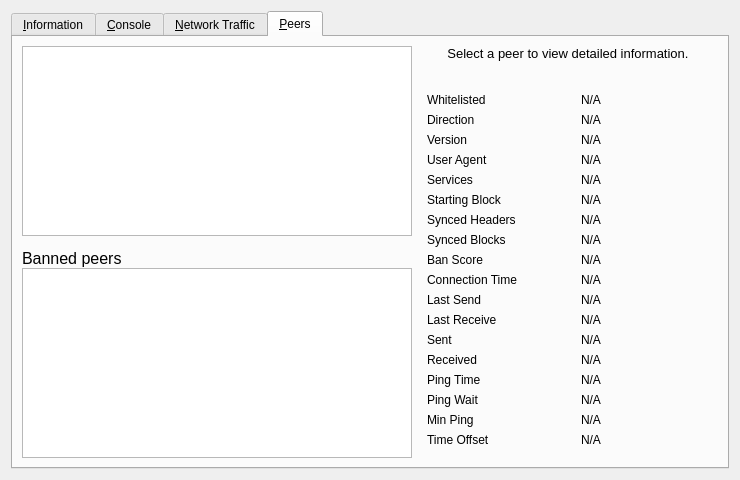
Before: the Qt Designer form src/qt/forms/debugwindow.ui in pocketnetteam/pocketnet.core, drawn with Qt 5.
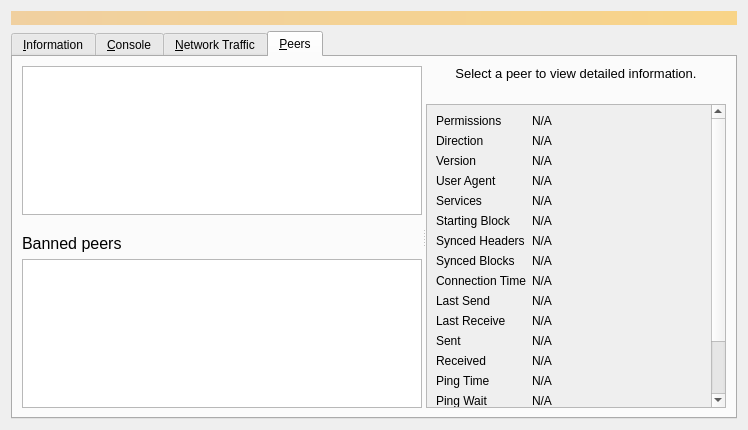
After: the same form once the commit is applied. The open tabs and pages were chosen to show the change. Icons and pictures are not drawn. Custom widgets are drawn as their Qt base class.

What changed in the file:
```diff
--- a/src/qt/forms/debugwindow.ui
+++ b/src/qt/forms/debugwindow.ui
@@ -14,6 +14,25 @@
    <string>Debug window</string>
   </property>
   <layout class="QVBoxLayout" name="verticalLayout_2">
+   <item>
+    <widget class="QLabel" name="label_alerts">
+     <property name="visible">
+      <bool>false</bool>
+     </property>
+     <property name="styleSheet">
+      <string notr="true">QLabel { background-color: qlineargradient(x1: 0, y1: 0, x2: 1, y2: 0, stop:0 #F0D0A0, stop:1 #F8D488); color:#000000; }</string>
+     </property>
+     <property name="wordWrap">
+      <bool>true</bool>
+     </property>
+     <property name="margin">
+      <number>3</number>
+     </property>
+     <property name="textInteractionFlags">
+      <set>Qt::TextSelectableByMouse</set>
+     </property>
+    </widget>
+   </item>
    <item>
     <widget class="QTabWidget" name="tabWidget">
      <property name="currentIndex">
@@ -864,17 +883,31 @@
       <attribute name="title">
        <string>&amp;Peers</string>
       </attribute>
-      <layout class="QGridLayout" name="gridLayout_2">
-       <item row="0" column="0" rowspan="2">
-        <layout class="QVBoxLayout" name="verticalLayout_101">
-         <property name="spacing">
-          <number>0</number>
+      <layout class="QVBoxLayout" name="verticalLayout_6">
+       <item>
+        <widget class="QSplitter" name="splitter">
+         <property name="orientation">
+          <enum>Qt::Horizontal</enum>
          </property>
+         <property name="childrenCollapsible">
+          <bool>false</bool>
+         </property>
+         <widget class="QWidget" name="widget_1" native="true">
+          <property name="sizePolicy">
+           <sizepolicy hsizetype="MinimumExpanding" vsizetype="Preferred">
+            <horstretch>1</horstretch>
+            <verstretch>0</verstretch>
+           </sizepolicy>
+          </property>
+          <property name="minimumSize">
+           <size>
+            <width>400</width>
+            <height>0</height>
+           </size>
+          </property>
+          <layout class="QVBoxLayout" name="verticalLayout_7">
          <item>
           <widget class="QTableView" name="peerWidget">
-           <property name="horizontalScrollBarPolicy">
-            <enum>Qt::ScrollBarAsNeeded</enum>
-           </property>
            <property name="tabKeyNavigation">
             <bool>false</bool>
            </property>
@@ -896,7 +929,7 @@
            </property>
            <property name="minimumSize">
             <size>
-             <width>300</width>
+               <width>0</width>
              <height>32</height>
             </size>
            </property>
@@ -930,15 +963,6 @@
          </item>
          <item>
           <widget class="QTableView" name="banlistWidget">
-           <property name="sizePolicy">
-            <sizepolicy hsizetype="Expanding" vsizetype="Expanding">
-             <horstretch>0</horstretch>
-             <verstretch>0</verstretch>
-            </sizepolicy>
-           </property>
-           <property name="horizontalScrollBarPolicy">
-            <enum>Qt::ScrollBarAsNeeded</enum>
-           </property>
            <property name="tabKeyNavigation">
             <bool>false</bool>
            </property>
@@ -951,8 +975,22 @@
           </widget>
          </item>
         </layout>
-       </item>
-       <item row="0" column="1">
+         </widget>
+         <widget class="QWidget" name="widget_2" native="true">
+          <property name="sizePolicy">
+           <sizepolicy hsizetype="Minimum" vsizetype="Preferred">
+            <horstretch>0</horstretch>
+            <verstretch>0</verstretch>
+           </sizepolicy>
+          </property>
+          <property name="minimumSize">
+           <size>
+            <width>300</width>
+            <height>0</height>
+           </size>
+          </property>
+          <layout class="QVBoxLayout" name="verticalLayout_8">
+           <item>
         <widget class="QLabel" name="peerHeading">
          <property name="sizePolicy">
           <sizepolicy hsizetype="Preferred" vsizetype="Minimum">
@@ -962,7 +1000,7 @@
          </property>
          <property name="minimumSize">
           <size>
-           <width>300</width>
+               <width>0</width>
            <height>32</height>
           </size>
          </property>
@@ -988,24 +1026,30 @@
          </property>
         </widget>
        </item>
-       <item row="1" column="1">
-        <widget class="QWidget" name="detailWidget" native="true">
-         <property name="minimumSize">
-          <size>
+           <item>
+            <widget class="QScrollArea" name="scrollArea">
+             <property name="widgetResizable">
+              <bool>true</bool>
+             </property>
+             <widget class="QWidget" name="detailWidget">
+              <property name="geometry">
+               <rect>
+                <x>0</x>
+                <y>0</y>
            <width>300</width>
-           <height>0</height>
-          </size>
-         </property>
-         <layout class="QGridLayout" name="gridLayout_3">
+                <height>426</height>
+               </rect>
+              </property>
+              <layout class="QGridLayout" name="gridLayout_2" columnstretch="0,1">
           <item row="0" column="0">
            <widget class="QLabel" name="label_30">
             <property name="text">
-             <string>Whitelisted</string>
+                  <string>Permissions</string>
             </property>
            </widget>
           </item>
-          <item row="0" column="2">
-           <widget class="QLabel" name="peerWhitelisted">
+               <item row="0" column="1">
+                <widget class="QLabel" name="peerPermissions">
             <property name="cursor">
              <cursorShape>IBeamCursor</cursorShape>
             </property>
@@ -1027,7 +1071,7 @@
             </property>
            </widget>
           </item>
-          <item row="1" column="2">
+               <item row="1" column="1">
            <widget class="QLabel" name="peerDirection">
             <property name="cursor">
              <cursorShape>IBeamCursor</cursorShape>
@@ -1050,7 +1094,7 @@
             </property>
            </widget>
           </item>
-          <item row="2" column="2">
+               <item row="2" column="1">
            <widget class="QLabel" name="peerVersion">
             <property name="cursor">
              <cursorShape>IBeamCursor</cursorShape>
@@ -1073,7 +1117,7 @@
             </property>
            </widget>
           </item>
-          <item row="3" column="2">
+               <item row="3" column="1">
            <widget class="QLabel" name="peerSubversion">
             <property name="cursor">
              <cursorShape>IBeamCursor</cursorShape>
@@ -1096,7 +1140,7 @@
             </property>
            </widget>
           </item>
-          <item row="4" column="2">
+               <item row="4" column="1">
            <widget class="QLabel" name="peerServices">
             <property name="cursor">
              <cursorShape>IBeamCursor</cursorShape>
@@ -1119,7 +1163,7 @@
             </property>
            </widget>
           </item>
-          <item row="5" column="2">
+               <item row="5" column="1">
            <widget class="QLabel" name="peerHeight">
             <property name="cursor">
              <cursorShape>IBeamCursor</cursorShape>
@@ -1142,7 +1186,7 @@
             </property>
            </widget>
           </item>
-          <item row="6" column="2">
+               <item row="6" column="1">
            <widget class="QLabel" name="peerSyncHeight">
             <property name="cursor">
              <cursorShape>IBeamCursor</cursorShape>
@@ -1165,7 +1209,7 @@
             </property>
            </widget>
           </item>
-          <item row="7" column="2">
+               <item row="7" column="1">
            <widget class="QLabel" name="peerCommonHeight">
             <property name="cursor">
              <cursorShape>IBeamCursor</cursorShape>
@@ -1182,36 +1226,13 @@
            </widget>
           </item>
           <item row="8" column="0">
-           <widget class="QLabel" name="label_24">
-            <property name="text">
-             <string>Ban Score</string>
-            </property>
-           </widget>
-          </item>
-          <item row="8" column="2">
-           <widget class="QLabel" name="peerBanScore">
-            <property name="cursor">
-             <cursorShape>IBeamCursor</cursorShape>
-            </property>
-            <property name="text">
-             <string>N/A</string>
-            </property>
-            <property name="textFormat">
-             <enum>Qt::PlainText</enum>
-            </property>
-            <property name="textInteractionFlags">
-             <set>Qt::LinksAccessibleByMouse|Qt::TextSelectableByKeyboard|Qt::TextSelectableByMouse</set>
-            </property>
-           </widget>
-          </item>
-          <item row="9" column="0">
            <widget class="QLabel" name="label_22">
             <property name="text">
              <string>Connection Time</string>
             </property>
            </widget>
           </item>
-          <item row="9" column="2">
+               <item row="8" column="1">
            <widget class="QLabel" name="peerConnTime">
             <property name="cursor">
              <cursorShape>IBeamCursor</cursorShape>
@@ -1227,14 +1248,14 @@
             </property>
            </widget>
           </item>
-          <item row="10" column="0">
+               <item row="9" column="0">
            <widget class="QLabel" name="label_15">
             <property name="text">
              <string>Last Send</string>
             </property>
            </widget>
           </item>
-          <item row="10" column="2">
+               <item row="9" column="1">
            <widget class="QLabel" name="peerLastSend">
             <property name="cursor">
              <cursorShape>IBeamCursor</cursorShape>
@@ -1250,14 +1271,14 @@
             </property>
            </widget>
           </item>
-          <item row="11" column="0">
+               <item row="10" column="0">
            <widget class="QLabel" name="label_19">
             <property name="text">
              <string>Last Receive</string>
             </property>
            </widget>
           </item>
-          <item row="11" column="2">
+               <item row="10" column="1">
            <widget class="QLabel" name="peerLastRecv">
             <property name="cursor">
              <cursorShape>IBeamCursor</cursorShape>
@@ -1273,14 +1294,14 @@
             </property>
            </widget>
           </item>
-          <item row="12" column="0">
+               <item row="11" column="0">
            <widget class="QLabel" name="label_18">
             <property name="text">
              <string>Sent</string>
             </property>
            </widget>
           </item>
-          <item row="12" column="2">
+               <item row="11" column="1">
            <widget class="QLabel" name="peerBytesSent">
             <property name="cursor">
              <cursorShape>IBeamCursor</cursorShape>
@@ -1296,14 +1317,14 @@
             </property>
            </widget>
           </item>
-          <item row="13" column="0">
+               <item row="12" column="0">
            <widget class="QLabel" name="label_20">
             <property name="text">
              <string>Received</string>
             </property>
            </widget>
           </item>
-          <item row="13" column="2">
+               <item row="12" column="1">
            <widget class="QLabel" name="peerBytesRecv">
             <property name="cursor">
              <cursorShape>IBeamCursor</cursorShape>
@@ -1319,14 +1340,14 @@
             </property>
            </widget>
           </item>
-          <item row="14" column="0">
+               <item row="13" column="0">
            <widget class="QLabel" name="label_26">
             <property name="text">
              <string>Ping Time</string>
             </property>
            </widget>
           </item>
-          <item row="14" column="2">
+               <item row="13" column="1">
            <widget class="QLabel" name="peerPingTime">
             <property name="cursor">
              <cursorShape>IBeamCursor</cursorShape>
@@ -1342,7 +1363,7 @@
             </property>
            </widget>
           </item>
-          <item row="15" column="0">
+               <item row="14" column="0">
            <widget class="QLabel" name="peerPingWaitLabel">
             <property name="toolTip">
              <string>The duration of a currently outstanding ping.</string>
@@ -1352,7 +1373,7 @@
             </property>
            </widget>
           </item>
-          <item row="15" column="2">
+               <item row="14" column="1">
            <widget class="QLabel" name="peerPingWait">
             <property name="cursor">
              <cursorShape>IBeamCursor</cursorShape>
@@ -1368,14 +1389,14 @@
             </property>
            </widget>
           </item>
-          <item row="16" column="0">
+               <item row="15" column="0">
            <widget class="QLabel" name="peerMinPingLabel">
             <property name="text">
              <string>Min Ping</string>
             </property>
            </widget>
           </item>
-          <item row="16" column="2">
+               <item row="15" column="1">
            <widget class="QLabel" name="peerMinPing">
             <property name="cursor">
              <cursorShape>IBeamCursor</cursorShape>
@@ -1391,14 +1412,14 @@
             </property>
            </widget>
           </item>
-          <item row="17" column="0">
+               <item row="16" column="0">
            <widget class="QLabel" name="label_timeoffset">
             <property name="text">
              <string>Time Offset</string>
             </property>
            </widget>
           </item>
-          <item row="17" column="2">
+               <item row="16" column="1">
            <widget class="QLabel" name="timeoffset">
             <property name="cursor">
              <cursorShape>IBeamCursor</cursorShape>
@@ -1414,7 +1435,33 @@
             </property>
            </widget>
           </item>
-          <item row="18" column="1">
+               <item row="17" column="0">
+                <widget class="QLabel" name="peerMappedASLabel">
+                 <property name="toolTip">
+                  <string>The mapped Autonomous System used for diversifying peer selection.</string>
+                 </property>
+                 <property name="text">
+                  <string>Mapped AS</string>
+                 </property>
+                </widget>
+               </item>
+               <item row="17" column="1">
+                <widget class="QLabel" name="peerMappedAS">
+                 <property name="cursor">
+                  <cursorShape>IBeamCursor</cursorShape>
+                 </property>
+                 <property name="text">
+                  <string>N/A</string>
+                 </property>
+                 <property name="textFormat">
+                  <enum>Qt::PlainText</enum>
+                 </property>
+                 <property name="textInteractionFlags">
+                  <set>Qt::LinksAccessibleByMouse|Qt::TextSelectableByKeyboard|Qt::TextSelectableByMouse</set>
+                 </property>
+                </widget>
+               </item>
+               <item row="18" column="0">
            <spacer name="verticalSpacer_3">
             <property name="orientation">
              <enum>Qt::Vertical</enum>
@@ -1428,6 +1475,11 @@
            </spacer>
           </item>
          </layout>
+             </widget>
+            </widget>
+           </item>
+          </layout>
+         </widget>
         </widget>
        </item>
       </layout>
```
Left out of the diff: 84 changed lines with no effect on the pictures. Lines whose indentation alone changed are shown as unchanged.
